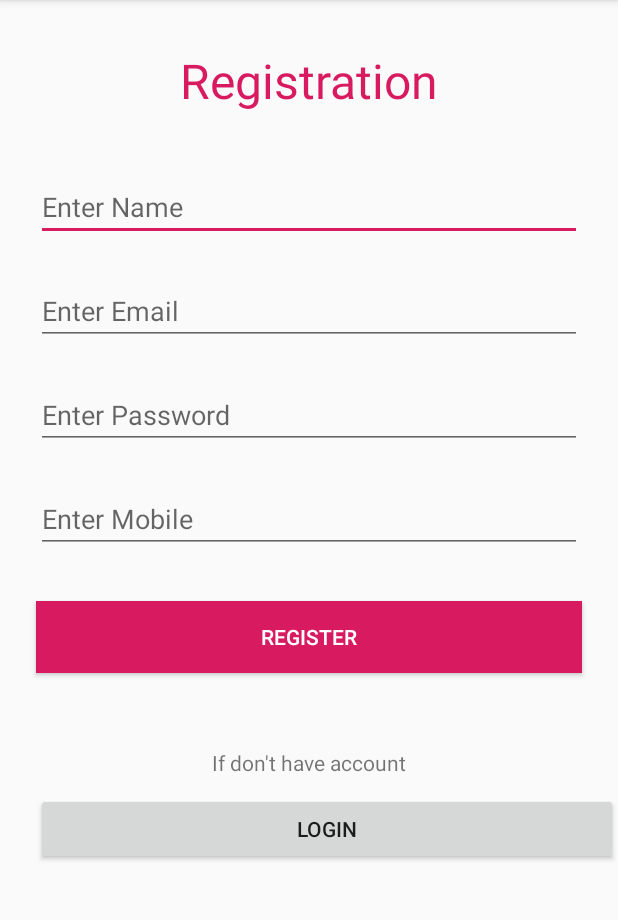
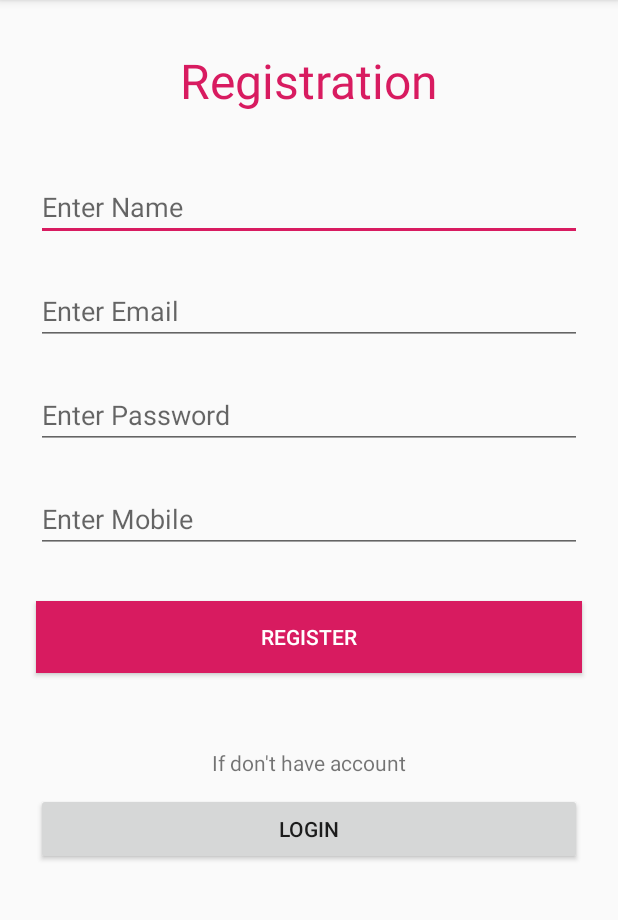
Before and after one commit to vicky110/SalesMaster, an Android app: the RegistrationActivity screen opened directly, with no data from a screen before it, on a phone screen of 412 x 824 dp, the part 84-1004 px from its top. Run offline under Robolectric (Android 15) with nearby library versions, the phone set to English and light mode, and no system bars.

```diff
--- a/app/src/main/res/layout/activity_registration.xml
+++ b/app/src/main/res/layout/activity_registration.xml
@@ -95,7 +95,7 @@
         android:layout_height="wrap_content"
         android:layout_marginStart="24dp"
         android:layout_marginTop="80dp"
-        android:layout_marginRight="24dp"
+        android:layout_marginEnd="24dp"
         android:text="Login"
         app:layout_constraintEnd_toEndOf="parent"
         app:layout_constraintHorizontal_bias="0.0"
```
